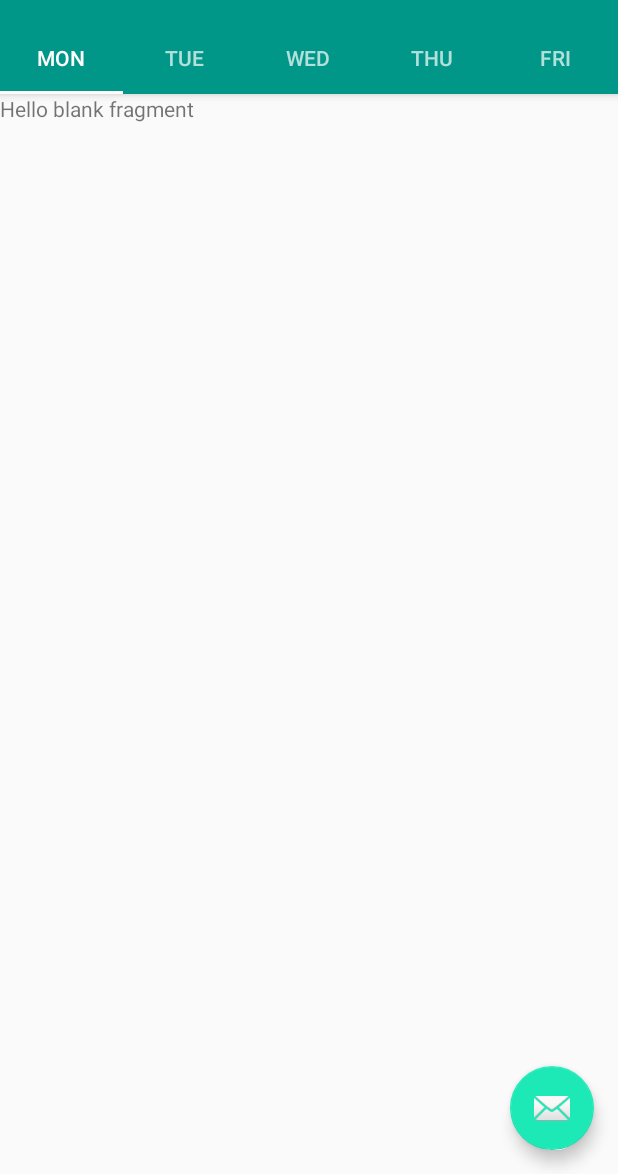
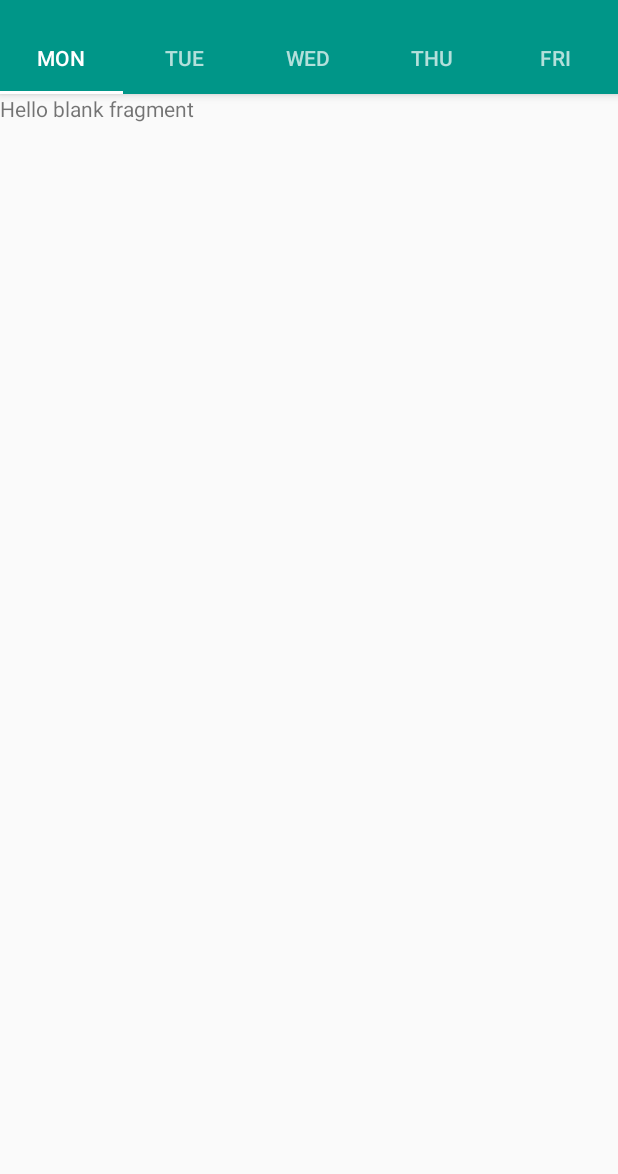
Before and after one commit to ALI-Team/ALI-Schema-Android-, an Android app: the screen it shows after launch (MainActivity), on a phone screen of 412 x 824 dp, the part 62-1236 px from its top. Run offline under Robolectric (Android 15) with nearby library versions, the phone set to English and light mode, and no system bars.

Commit message:
removed the gay ass fab

```diff
--- a/ALI-Schema/app/src/main/java/am/aliteam/ali_schema/MainActivity.java
+++ b/ALI-Schema/app/src/main/java/am/aliteam/ali_schema/MainActivity.java
@@ -28,14 +28,14 @@
         Toolbar toolbar = (Toolbar) findViewById(R.id.toolbar);
         setSupportActionBar(toolbar);
 
-        FloatingActionButton fab = (FloatingActionButton) findViewById(R.id.fab);
+        /*FloatingActionButton fab = (FloatingActionButton) findViewById(R.id.fab);
         fab.setOnClickListener(new View.OnClickListener() {
             @Override
             public void onClick(View view) {
                 Snackbar.make(view, "Replace with your own action", Snackbar.LENGTH_LONG)
                         .setAction("Action", null).show();
             }
-        });
+        });*/
 
         DrawerLayout drawer = (DrawerLayout) findViewById(R.id.drawer_layout);
         ActionBarDrawerToggle toggle = new ActionBarDrawerToggle(
--- a/ALI-Schema/app/src/main/res/layout/app_bar_main.xml
+++ b/ALI-Schema/app/src/main/res/layout/app_bar_main.xml
@@ -33,12 +33,12 @@
 
     <include layout="@layout/content_main" />
 
-    <android.support.design.widget.FloatingActionButton
+    <!--<android.support.design.widget.FloatingActionButton
         android:id="@+id/fab"
         android:layout_width="wrap_content"
         android:layout_height="wrap_content"
         android:layout_gravity="bottom|end"
         android:layout_margin="@dimen/fab_margin"
-        app:srcCompat="@android:drawable/ic_dialog_email" />
+        app:srcCompat="@android:drawable/ic_dialog_email" />-->
 
 </android.support.design.widget.CoordinatorLayout>
```
